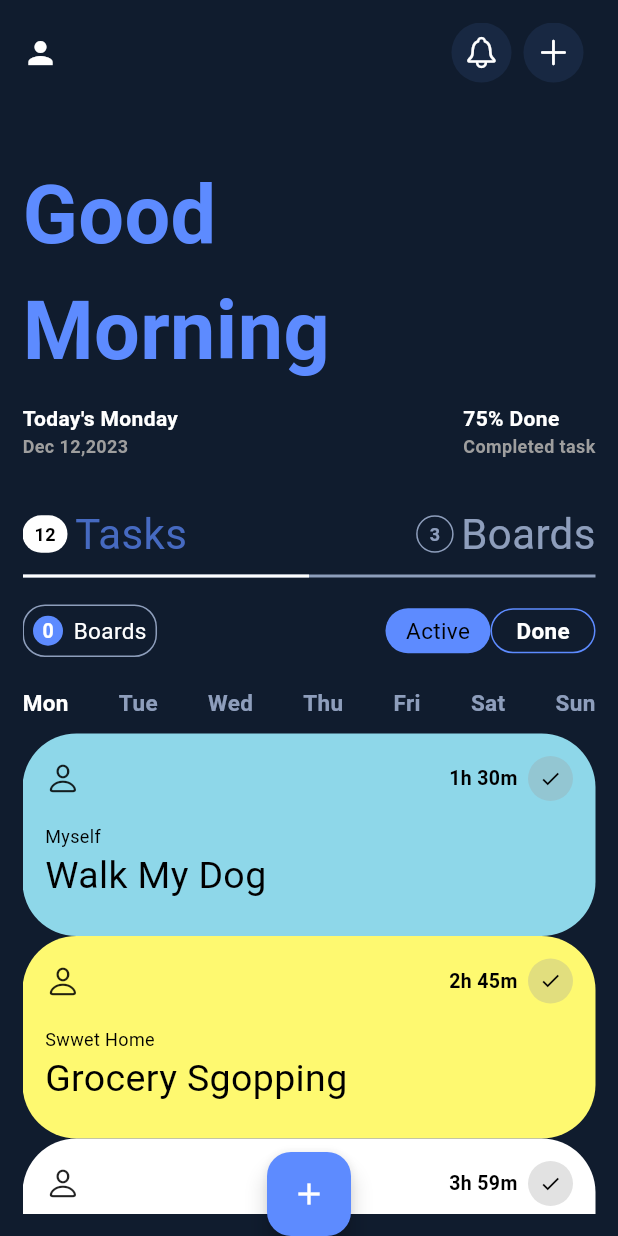
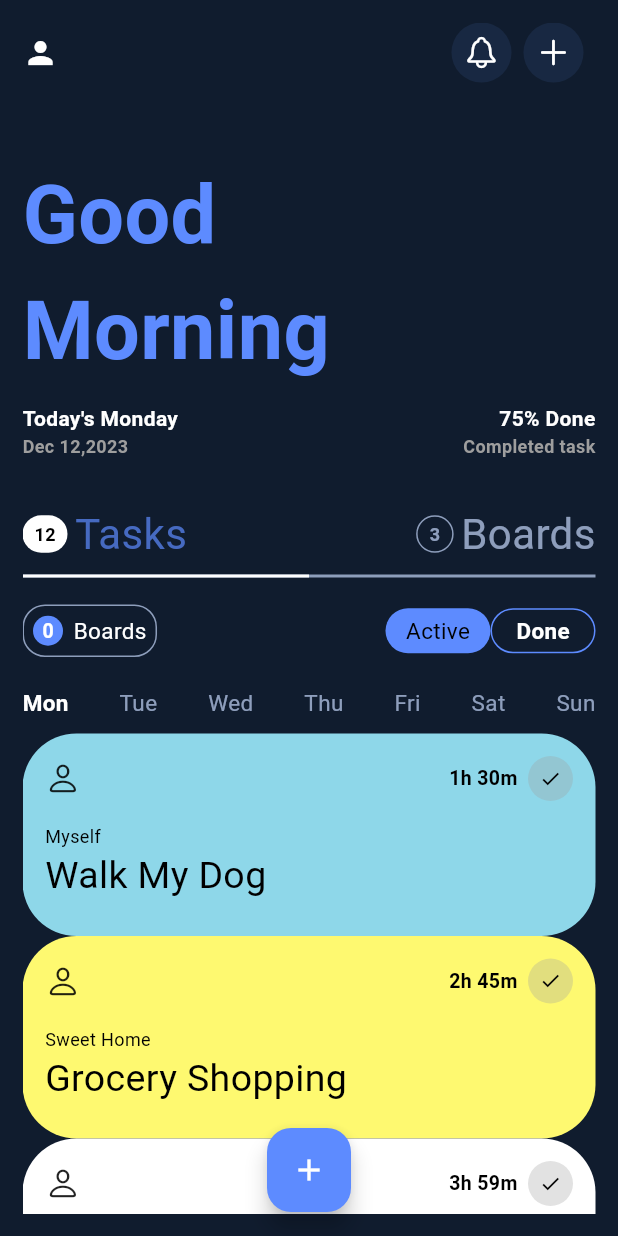
Before and after one commit to kutigbolahan/Dribble-Task, a Flutter app: the screen it shows after launch, on a phone screen of 412 x 824 dp. Run offline on Flutter 3.47's test engine with Material 3 defaults, Android fonts, the phone set to English and light mode, and no system bars.

Commit message:
homePage done

```diff
--- a/lib/homepage.dart
+++ b/lib/homepage.dart
@@ -29,6 +29,8 @@ class _MyHomePageState extends State<MyHomePage> {
                       color: Colors.white,
                     ),
                     const Spacer(),
+                    Stack(
+                      children: [
                         Padding(
                           padding: const EdgeInsets.only(right: 8.0),
                           child: Container(
@@ -42,6 +44,26 @@ class _MyHomePageState extends State<MyHomePage> {
                               color: Colors.white,
                             ),
                           ),
+                        ),
+                        // Positioned(
+                        //   top: 26,
+                        //   left: 15,
+                        //   child: Container(
+                        //     // height: 10,
+                        //     width: 40,
+                        //     decoration: BoxDecoration(
+                        //         color: Color.fromRGBO(93, 139, 255, 1),
+                        //         borderRadius: BorderRadius.circular(30)),
+                        //     child: const Center(
+                        //       child: Text('12',
+                        //           style: TextStyle(
+                        //               color: Colors.white,
+                        //               fontSize: 12,
+                        //               fontWeight: FontWeight.bold)),
+                        //     ),
+                        //   ),
+                        // ),
+                      ],
                     ),
                     Padding(
                       padding: const EdgeInsets.only(right: 8.0),
@@ -90,7 +112,7 @@ class _MyHomePageState extends State<MyHomePage> {
                       ],
                     ),
                     Column(
-                      crossAxisAlignment: CrossAxisAlignment.start,
+                      crossAxisAlignment: CrossAxisAlignment.end,
                       children: [
                         Text("75% Done",
                             style: TextStyle(
@@ -265,32 +287,32 @@ class _MyHomePageState extends State<MyHomePage> {
                         style: TextStyle(
                             color: Color.fromRGBO(195, 213, 248, 0.7),
                             fontSize: 15,
-                            fontWeight: FontWeight.bold)),
+                            fontWeight: FontWeight.w400)),
                     Text('Wed',
                         style: TextStyle(
                             color: Color.fromRGBO(195, 213, 248, 0.7),
                             fontSize: 15,
-                            fontWeight: FontWeight.bold)),
+                            fontWeight: FontWeight.w400)),
                     Text('Thu',
                         style: TextStyle(
                             color: Color.fromRGBO(195, 213, 248, 0.7),
                             fontSize: 15,
-                            fontWeight: FontWeight.bold)),
+                            fontWeight: FontWeight.w400)),
                     Text('Fri',
                         style: TextStyle(
                             color: Color.fromRGBO(195, 213, 248, 0.7),
                             fontSize: 15,
-                            fontWeight: FontWeight.bold)),
+                            fontWeight: FontWeight.w400)),
                     Text('Sat',
                         style: TextStyle(
                             color: Color.fromRGBO(195, 213, 248, 0.7),
                             fontSize: 15,
-                            fontWeight: FontWeight.bold)),
+                            fontWeight: FontWeight.w400)),
                     Text('Sun',
                         style: TextStyle(
                             color: Color.fromRGBO(195, 213, 248, 0.7),
                             fontSize: 15,
-                            fontWeight: FontWeight.bold)),
+                            fontWeight: FontWeight.w400)),
                   ],
                 ),
                 const SizedBox(
@@ -304,8 +326,8 @@ class _MyHomePageState extends State<MyHomePage> {
                 const TaskWidget(
                     time: '2h 45m',
                     color: Color.fromRGBO(254, 249, 112, 1),
-                    smallText: 'Swwet Home',
-                    bigText: 'Grocery Sgopping'),
+                    smallText: 'Sweet Home',
+                    bigText: 'Grocery Shopping'),
                 const TaskWidget(
                     time: '3h 59m',
                     color: Colors.white,
@@ -316,7 +338,7 @@ class _MyHomePageState extends State<MyHomePage> {
           ),
         ),
       ),
-      floatingActionButtonLocation: FloatingActionButtonLocation.centerDocked,
+      floatingActionButtonLocation: FloatingActionButtonLocation.centerFloat,
       floatingActionButton: FloatingActionButton(
         backgroundColor: const Color.fromRGBO(93, 139, 255, 1),
         onPressed: () {},
```
Lines whose indentation alone changed are shown as unchanged.
